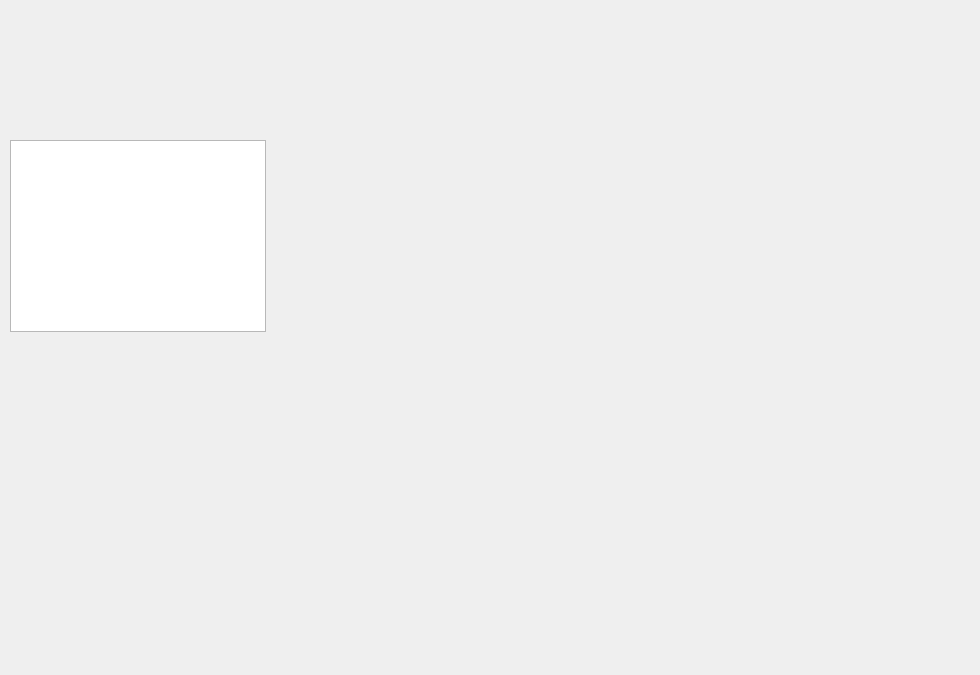
Old version of the form GoTestClient/Gui/GroupUi/group_main_widget.ui in the repository leehuitao/IM_SERVICE_CLIENT.
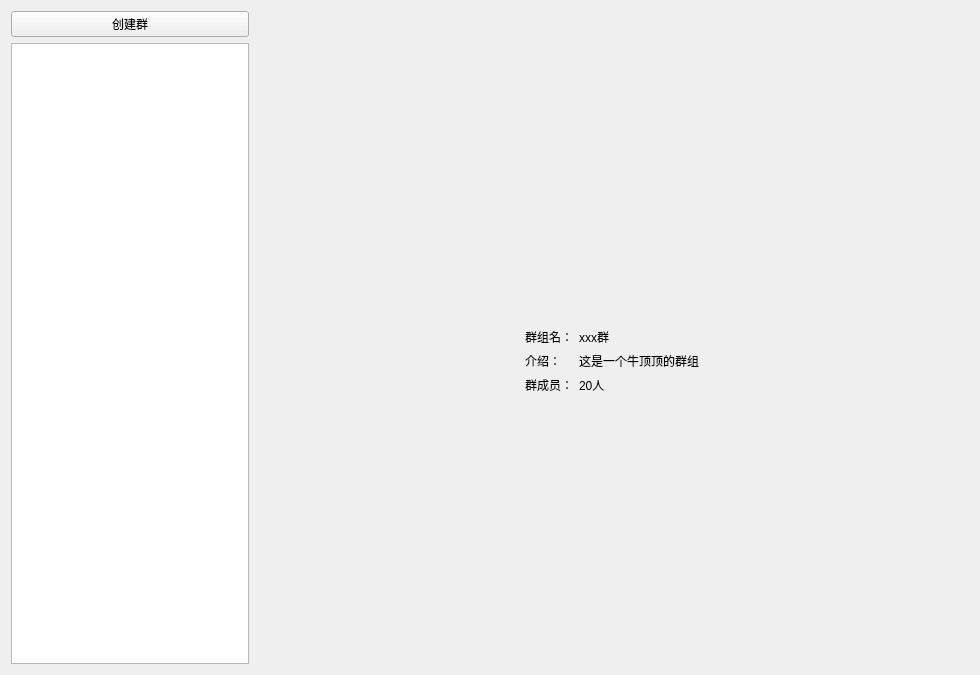
New version of the form.

Commit message: 添加  创建群组的代码

Diff of the .ui file:
```diff
--- a/GoTestClient/Gui/GroupUi/group_main_widget.ui
+++ b/GoTestClient/Gui/GroupUi/group_main_widget.ui
@@ -13,16 +13,131 @@
   <property name="windowTitle">
    <string>Form</string>
   </property>
-  <widget class="QListView" name="listView">
-   <property name="geometry">
-    <rect>
-     <x>10</x>
-     <y>140</y>
-     <width>256</width>
-     <height>192</height>
-    </rect>
-   </property>
-  </widget>
+  <layout class="QGridLayout" name="gridLayout" columnstretch="1,3">
+   <item row="1" column="0">
+    <widget class="QListView" name="group_listView">
+     <property name="minimumSize">
+      <size>
+       <width>100</width>
+       <height>0</height>
+      </size>
+     </property>
+    </widget>
+   </item>
+   <item row="1" column="1">
+    <widget class="QWidget" name="group_info_widget" native="true">
+     <layout class="QGridLayout" name="gridLayout_3">
+      <item row="1" column="1">
+       <widget class="QWidget" name="widget" native="true">
+        <layout class="QGridLayout" name="gridLayout_2">
+         <item row="0" column="0">
+          <widget class="QLabel" name="label">
+           <property name="text">
+            <string>群组名：</string>
+           </property>
+          </widget>
+         </item>
+         <item row="0" column="1">
+          <widget class="QLabel" name="group_name_label">
+           <property name="text">
+            <string>xxx群</string>
+           </property>
+          </widget>
+         </item>
+         <item row="1" column="0">
+          <widget class="QLabel" name="label_3">
+           <property name="text">
+            <string>介绍：</string>
+           </property>
+          </widget>
+         </item>
+         <item row="2" column="0">
+          <widget class="QLabel" name="label_4">
+           <property name="text">
+            <string>群成员：</string>
+           </property>
+          </widget>
+         </item>
+         <item row="1" column="1">
+          <widget class="QLabel" name="group_info_label">
+           <property name="text">
+            <string>这是一个牛顶顶的群组</string>
+           </property>
+          </widget>
+         </item>
+         <item row="2" column="1">
+          <widget class="QLabel" name="group_size_label">
+           <property name="text">
+            <string>20人</string>
+           </property>
+          </widget>
+         </item>
+        </layout>
+       </widget>
+      </item>
+      <item row="2" column="1">
+       <spacer name="verticalSpacer_2">
+        <property name="orientation">
+         <enum>Qt::Vertical</enum>
+        </property>
+        <property name="sizeHint" stdset="0">
+         <size>
+          <width>20</width>
+          <height>263</height>
+         </size>
+        </property>
+       </spacer>
+      </item>
+      <item row="1" column="0">
+       <spacer name="horizontalSpacer">
+        <property name="orientation">
+         <enum>Qt::Horizontal</enum>
+        </property>
+        <property name="sizeHint" stdset="0">
+         <size>
+          <width>263</width>
+          <height>20</height>
+         </size>
+        </property>
+       </spacer>
+      </item>
+      <item row="1" column="2">
+       <spacer name="horizontalSpacer_2">
+        <property name="orientation">
+         <enum>Qt::Horizontal</enum>
+        </property>
+        <property name="sizeHint" stdset="0">
+         <size>
+          <width>263</width>
+          <height>20</height>
+         </size>
+        </property>
+       </spacer>
+      </item>
+      <item row="0" column="1">
+       <spacer name="verticalSpacer">
+        <property name="orientation">
+         <enum>Qt::Vertical</enum>
+        </property>
+        <property name="sizeHint" stdset="0">
+         <size>
+          <width>20</width>
+          <height>278</height>
+         </size>
+        </property>
+       </spacer>
+      </item>
+     </layout>
+    </widget>
+   </item>
+   <item row="0" column="0">
+    <widget class="QPushButton" name="create_group_btn">
+     <property name="text">
+      <string>创建群</string>
+     </property>
+    </widget>
+   </item>
+  </layout>
  </widget>
  <resources/>
  <connections/>
```
The commit also changes 15 other files.
